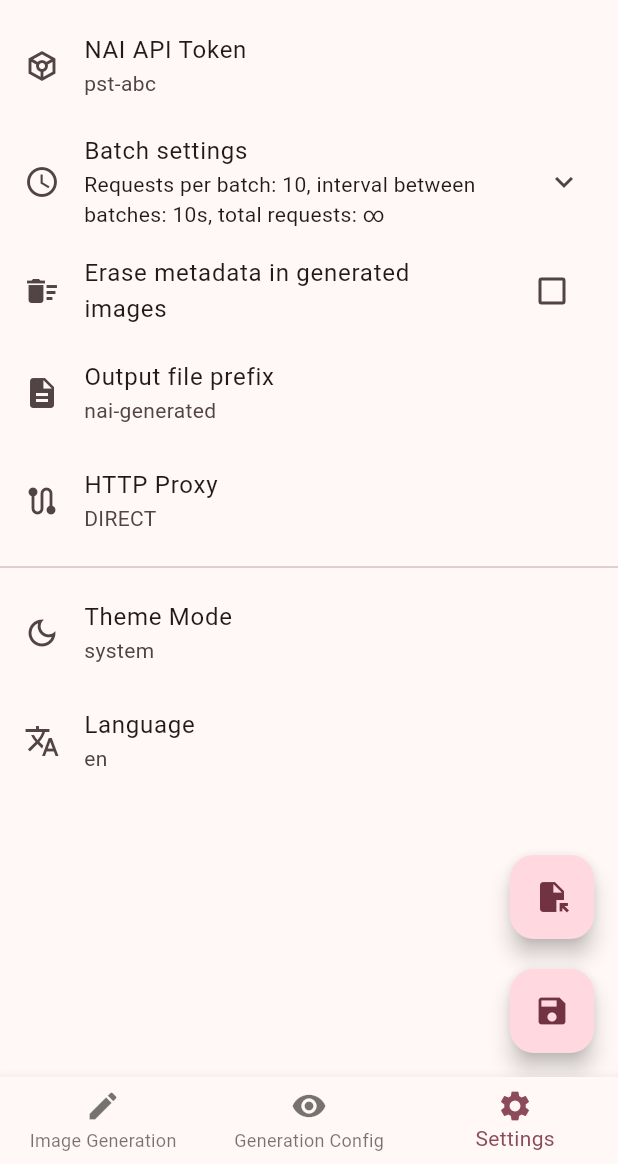
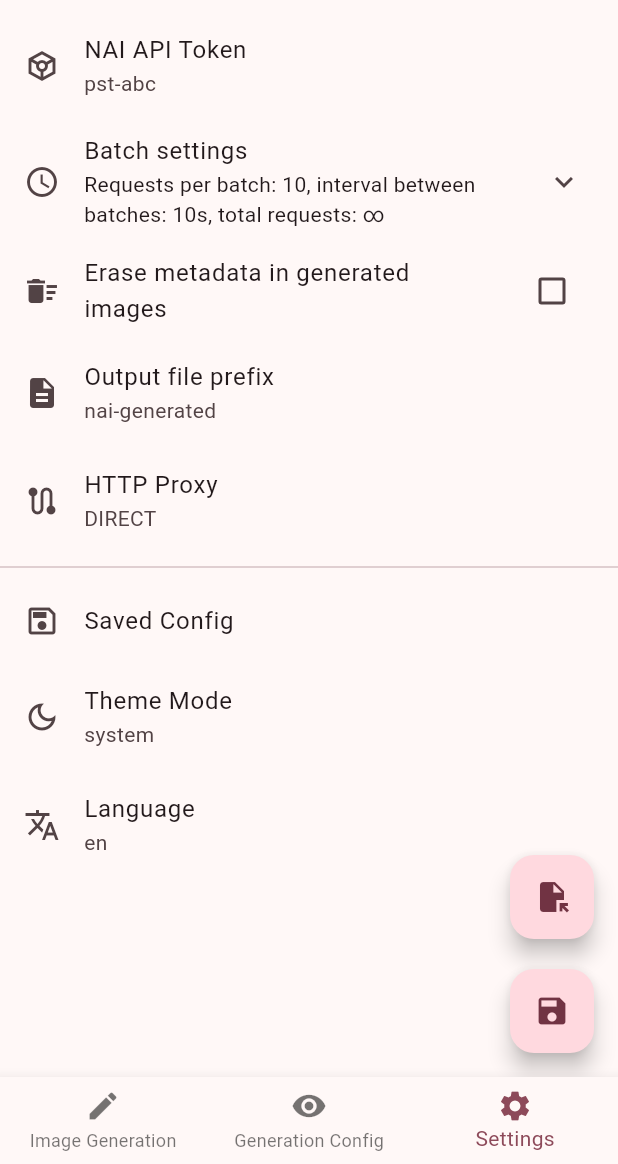
Before and after one commit to Exception0x0194/NAI-Generator-Flutter, a Flutter app: the screen it shows after launch, item 3 of the bottom bar chosen, on a phone screen of 412 x 824 dp, the part 72-1236 px from its top. Run offline on Flutter 3.47's test engine with Material 3 defaults, Android fonts, the phone set to English and light mode, and no system bars; our stand-ins replace adaptive_theme, device_info_plus, easy_localization, file_picker, flutter_markdown, get_it and 6 more; missing offline and left inert: blinking_text, encrypt, flutter_command, gzip, image_size_getter, saver_gallery and 3 more; accounts and stored records are empty.

Commit message:
添加了在应用内保存配置并进行读取的功能

```diff
--- a/assets/l10n/en.json
+++ b/assets/l10n/en.json
@@ -1,6 +1,7 @@
 {
     "generation": "Image Generation",
     "prompt_config": "Generation Config",
+    "generation_prompt_config": "Prompt Config",
     "i2i_config": "Img2Img Settings",
     "director_tool": "Director Tools",
     "settings": "Settings",
@@ -99,6 +100,8 @@
     "enhance_override_prompts": "Overwrite random prompts",
     "enhance_override_smea": "Forcely use SMEA settings",
     "metadata_found": "Metadata found in imported image",
+    "metadata_not_found": "Metadata not found in imported image",
+    "import_metadata_from_image": "Import metadata from image",
     "tap_to_paste_parameters": "Tap to paste parameters",
     "prompt": "Prompt",
     "parameters": "Parameters",
@@ -149,5 +152,11 @@
     "saved_config_list_usage_tip": "Use `__title between double underscores__` to use saved configs here",
     "manage_saved_configs": "Manage saved configs",
     "saved_configs": "Saved Configs",
-    "theme_mode": "Theme Mode"
+    "theme_mode": "Theme Mode",
+    "current_config": "Current Config",
+    "config_selection_page_hint": "Tap & hold saved config to load",
+    "import_from_file": "Import from file",
+    "info_load_saved_config": "Load saved config",
+    "saved_config": "Saved Config",
+    "imported_config": "Import config"
 }
--- a/assets/l10n/zh-CN.json
+++ b/assets/l10n/zh-CN.json
@@ -1,6 +1,7 @@
 {
     "generation": "图片生成",
-    "prompt_config": "参数设置",
+    "prompt_config": "生成参数",
+    "generation_prompt_config": "提示词设置",
     "i2i_config": "图生图设置",
     "director_tool": "Director Tools",
     "settings": "软件选项",
@@ -99,6 +100,8 @@
     "enhance_override_smea": "强行使用设置中的 SMEA 参数",
     "i2i_conifgs_set": "已设置图生图参数",
     "metadata_found": "发现了图片中的元数据",
+    "metadata_not_found": "没有发现图片中的元数据",
+    "import_metadata_from_image": "从图片导入元数据",
     "tap_to_paste_parameters": "点击以复制参数",
     "prompt": "提示词",
     "parameters": "生成参数",
@@ -148,5 +151,11 @@
     "saved_config_list_usage_tip": "在提示词/角色配置中使用 `__双下划线包裹的标题__` 调用在此保存的配置",
     "manage_saved_configs": "管理保存的提示词配置",
     "saved_configs": "保存的配置",
-    "theme_mode": "主题风格"
+    "theme_mode": "主题风格",
+    "current_config": "当前配置",
+    "config_selection_page_hint": "长按保存的配置以加载",
+    "import_from_file": "从文件导入",
+    "info_load_saved_config": "加载保存的配置",
+    "saved_config": "保存的配置",
+    "imported_config": "导入的配置"
 }
--- a/lib/ui/config_page/widgets/config_page_view.dart
+++ b/lib/ui/config_page/widgets/config_page_view.dart
@@ -21,7 +21,7 @@ class ConfigPageView extends StatelessWidget {
           appBar: AppBar(
             title: TabBar(
               tabs: [
-                Tab(text: tr('prompt_config')),
+                Tab(text: tr('generation_prompt_config')),
                 Tab(text: tr('vibe_transfer')),
                 Tab(text: tr('generation_parameters')),
               ],
--- a/lib/ui/navigation/widgets/navigation_view.dart
+++ b/lib/ui/navigation/widgets/navigation_view.dart
@@ -11,7 +11,6 @@ import 'package:nai_casrand/ui/generation_page/view_models/generation_page_viewm
 import 'package:nai_casrand/ui/navigation/view_models/navigation_view_model.dart';
 import 'package:nai_casrand/ui/navigation/widgets/navigation_appbar.dart';
 import 'package:nai_casrand/ui/settings_page/widgets/settings_page_view.dart';
-import 'package:nai_casrand/ui/settings_page/view_models/settings_page_viewmodel.dart';
 
 class NavigationView extends StatefulWidget {
   final NavigationViewModel viewModel;
@@ -44,9 +43,7 @@ class NavigationViewState extends State<NavigationView> {
       ConfigPageView(
         viewmodel: ConfigPageViewmodel(payloadConfig: payloadConfig),
       ),
-      SettingsPageView(
-        viewmodel: SettingsPageViewmodel(),
-      ),
+      SettingsPageView(),
     ];
     final appBar = NavigationAppBar();
     final content = LayoutBuilder(
--- a/lib/ui/settings_page/view_models/settings_page_viewmodel.dart
+++ b/lib/ui/settings_page/view_models/settings_page_viewmodel.dart
@@ -120,4 +120,6 @@ class SettingsPageViewmodel extends ChangeNotifier {
     AdaptiveTheme.of(context).setThemeMode(stringToThemeMode[value]!);
     notifyListeners();
   }
+
+  void notify() => notifyListeners();
 }
--- a/lib/ui/settings_page/widgets/settings_page_view.dart
+++ b/lib/ui/settings_page/widgets/settings_page_view.dart
@@ -6,14 +6,15 @@ import 'package:flutter/material.dart';
 import 'package:nai_casrand/core/constants/settings.dart';
 import 'package:nai_casrand/ui/settings_page/view_models/settings_page_viewmodel.dart';
 import 'package:nai_casrand/ui/core/widgets/editable_list_tile.dart';
+import 'package:nai_casrand/ui/settings_page/widgets/config_selection_page_view.dart';
 import 'package:provider/provider.dart';
 
 import '../../../core/constants/defaults.dart';
 
 class SettingsPageView extends StatelessWidget {
-  final SettingsPageViewmodel viewmodel;
+  final SettingsPageViewmodel viewmodel = SettingsPageViewmodel();
 
-  const SettingsPageView({super.key, required this.viewmodel});
+  SettingsPageView({super.key});
 
   @override
   Widget build(BuildContext context) {
@@ -29,6 +30,7 @@ class SettingsPageView extends StatelessWidget {
             _buildPrefixKeyTile(),
             if (!kIsWeb) _buildProxyTile(),
             const Divider(),
+            _buildSavedConfigTile(context),
             _buildThemeModeTile(context),
             _buildLanguageTile(context),
           ],
@@ -42,12 +44,14 @@ class SettingsPageView extends StatelessWidget {
         FloatingActionButton(
           onPressed: () => viewmodel.loadJsonConfig(context),
           tooltip: tr('import_settings_from_file'),
+          heroTag: 'settings_import_fab',
           child: const Icon(Icons.file_open),
         ),
         const SizedBox(height: 20),
         FloatingActionButton(
           onPressed: () => viewmodel.saveJsonConfig(),
           tooltip: tr('export_settings_to_file'),
+          heroTag: 'settings_export_fab',
           child: const Icon(Icons.save),
         ),
       ],
@@ -303,4 +307,17 @@ class SettingsPageView extends StatelessWidget {
                       child: Text(context.tr('confirm')))
                 ]));
   }
+
+  Widget _buildSavedConfigTile(BuildContext context) {
+    return ListTile(
+      title: Text(tr('saved_config')),
+      leading: const Icon(Icons.save_outlined),
+      onTap: () => Navigator.push(
+          context,
+          MaterialPageRoute(
+              builder: (context) => ConfigSelectionPageView(
+                    notificationCallback: () => viewmodel.notify(),
+                  ))),
+    );
+  }
 }
--- a/pubspec.yaml
+++ b/pubspec.yaml
@@ -63,6 +63,7 @@ dependencies:
   waterfall_flow: ^3.1.0
   logging: ^1.3.0
   blinking_text: ^1.0.4
+  uuid: ^4.5.1
 
 dev_dependencies:
   flutter_test:
```
Also changed, not shown: lib/data/services/config_service.dart (+47 -0 lines), lib/ui/parameters_config/widgets/parameters_conifg_view.dart (+5 -5 lines), lib/ui/settings_page/view_models/config_selection_page_viewmodel.dart (added, +76 -0 lines), lib/ui/settings_page/widgets/config_selection_page_view.dart (added, +117 -0 lines), pubspec.lock.
